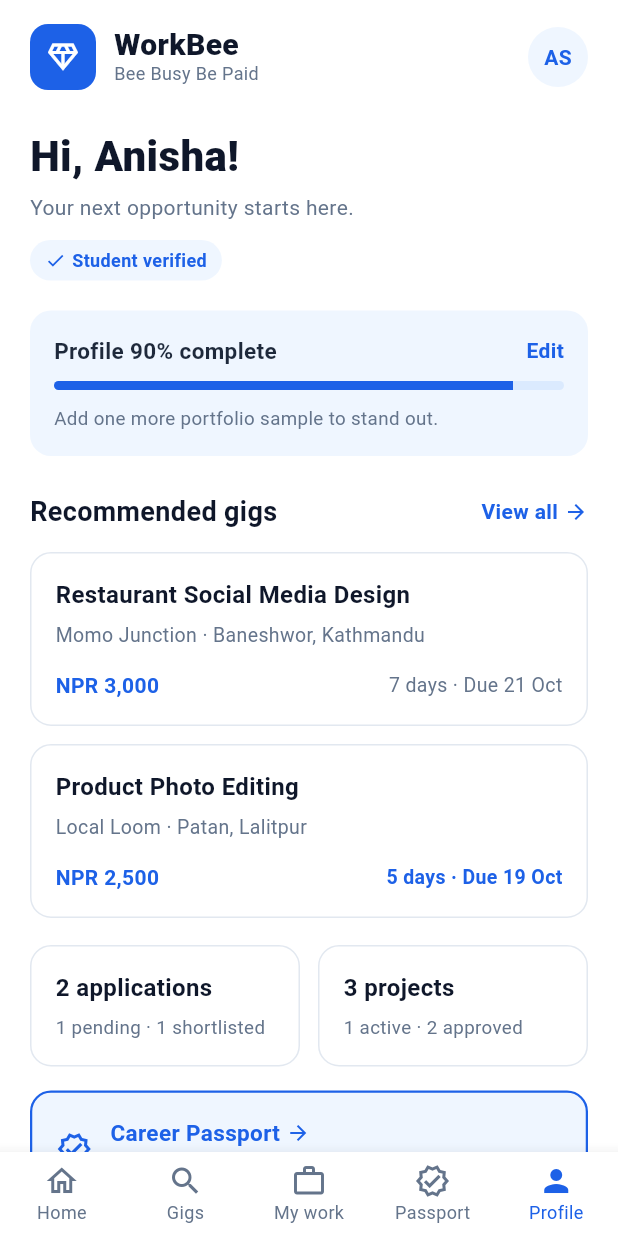
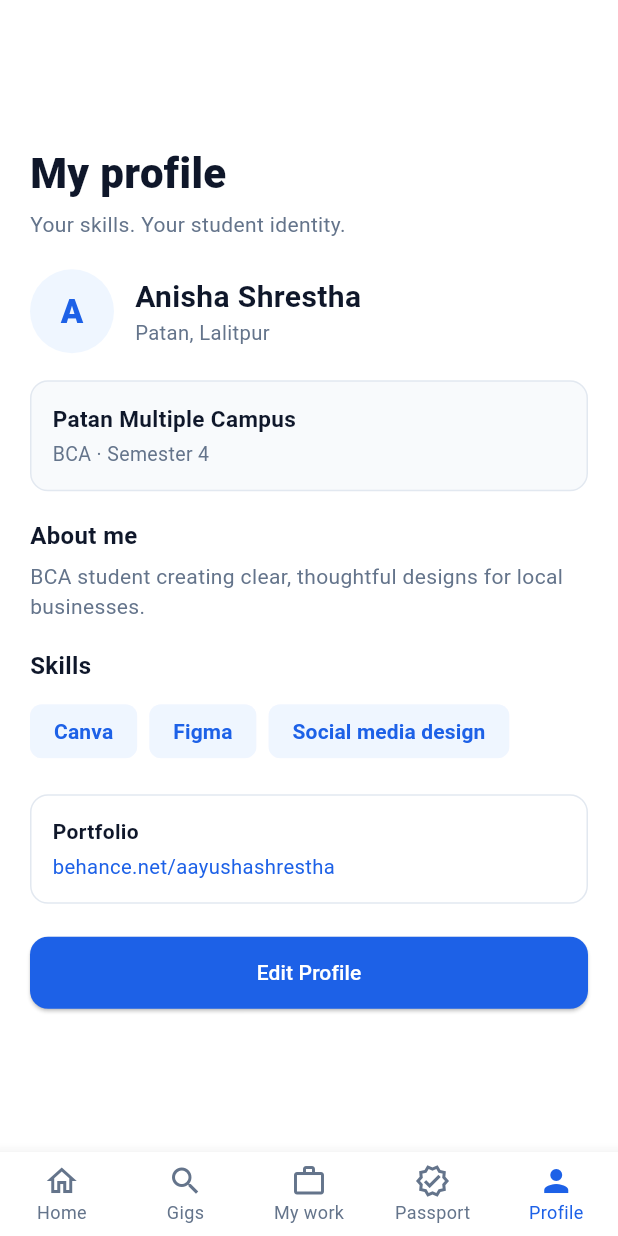
Before and after one commit to arpitsthaa/workbee-app, a Flutter app: the StudentDashboardScreen screen opened directly, item 5 of the bottom bar chosen, on a phone screen of 412 x 824 dp. Run offline on Flutter 3.47's test engine with Material 3 defaults, Android fonts, the phone set to English and light mode, and no system bars; our stand-ins replace shared_preferences; accounts and stored records are empty.

Commit message:
Added Profile Screen

```diff
--- /dev/null
+++ b/workbee_frontend/lib/views/profile_screen.dart
@@ -0,0 +1,353 @@
+import 'package:flutter/material.dart';
+
+class ProfileScreen extends StatefulWidget {
+  const ProfileScreen({super.key});
+
+  @override
+  State<ProfileScreen> createState() => _ProfileScreenState();
+}
+
+class _ProfileScreenState extends State<ProfileScreen> {
+  bool _isEditing = false;
+
+  String _name = 'Anisha Shrestha';
+  String _location = 'Patan, Lalitpur';
+  String _college = 'Patan Multiple Campus';
+  String _course = 'BCA · Semester 4';
+  String _about =
+      'BCA student creating clear, thoughtful designs for local businesses.';
+  String _skillsText = 'Canva, Figma, Social media design';
+  String _portfolio = 'behance.net/aayushashrestha';
+
+  final _nameController = TextEditingController();
+  final _locationController = TextEditingController();
+  final _collegeController = TextEditingController();
+  final _courseController = TextEditingController();
+  final _aboutController = TextEditingController();
+  final _skillsController = TextEditingController();
+  final _portfolioController = TextEditingController();
+
+  @override
+  void dispose() {
+    _nameController.dispose();
+    _locationController.dispose();
+    _collegeController.dispose();
+    _courseController.dispose();
+    _aboutController.dispose();
+    _skillsController.dispose();
+    _portfolioController.dispose();
+    super.dispose();
+  }
+
+  void _openEdit() {
+    _nameController.text = _name;
+    _locationController.text = _location;
+    _collegeController.text = _college;
+    _courseController.text = _course;
+    _aboutController.text = _about;
+    _skillsController.text = _skillsText;
+    _portfolioController.text = _portfolio;
+    setState(() => _isEditing = true);
+  }
+
+  void _saveEdit() {
+    setState(() {
+      if (_nameController.text.trim().isNotEmpty) {
+        _name = _nameController.text.trim();
+      }
+      _location = _locationController.text.trim();
+      _college = _collegeController.text.trim();
+      _course = _courseController.text.trim();
+      _about = _aboutController.text.trim();
+      _skillsText = _skillsController.text.trim();
+      _portfolio = _portfolioController.text.trim();
+      _isEditing = false;
+    });
+
+    ScaffoldMessenger.of(context).showSnackBar(
+      const SnackBar(content: Text('Profile saved')),
+    );
+  }
+
+  @override
+  Widget build(BuildContext context) {
+    const primaryBlue = Color(0xFF1D61E7);
+    const softBlueBg = Color(0xFFEFF6FF);
+    const darkText = Color(0xFF0F172A);
+    const mutedText = Color(0xFF64748B);
+    const borderColor = Color(0xFFE2E8F0);
+
+    final skillsList = _skillsText
+        .split(',')
+        .map((s) => s.trim())
+        .where((s) => s.isNotEmpty)
+        .toList();
+
+    return SafeArea(
+      child: Center(
+        child: ConstrainedBox(
+          constraints: const BoxConstraints(maxWidth: 480),
+          child: SingleChildScrollView(
+            padding: const EdgeInsets.all(20),
+            child: Column(
+              crossAxisAlignment: CrossAxisAlignment.start,
+              children: [
+                const Text(
+                  'My profile',
+                  style: TextStyle(
+                    fontSize: 28,
+                    fontWeight: FontWeight.w800,
+                    color: darkText,
+                  ),
+                ),
+                const SizedBox(height: 4),
+                const Text(
+                  'Your skills. Your student identity.',
+                  style: TextStyle(fontSize: 14, color: mutedText),
+                ),
+                const SizedBox(height: 20),
+
+                if (_isEditing) ...[
+                  TextField(
+                    controller: _nameController,
+                    decoration: const InputDecoration(labelText: 'Full name'),
+                  ),
+                  const SizedBox(height: 12),
+                  TextField(
+                    controller: _locationController,
+                    decoration: const InputDecoration(labelText: 'Location'),
+                  ),
+                  const SizedBox(height: 12),
+                  TextField(
+                    controller: _collegeController,
+                    decoration: const InputDecoration(labelText: 'College'),
+                  ),
+                  const SizedBox(height: 12),
+                  TextField(
+                    controller: _courseController,
+                    decoration:
+                    const InputDecoration(labelText: 'Course & semester'),
+                  ),
+                  const SizedBox(height: 12),
+                  TextField(
+                    controller: _aboutController,
+                    maxLines: 3,
+                    decoration: const InputDecoration(labelText: 'About me'),
+                  ),
+                  const SizedBox(height: 12),
+                  TextField(
+                    controller: _skillsController,
+                    decoration: const InputDecoration(
+                      labelText: 'Skills (separate with commas)',
+                    ),
+                  ),
+                  const SizedBox(height: 12),
+                  TextField(
+                    controller: _portfolioController,
+                    decoration:
+                    const InputDecoration(labelText: 'Portfolio link'),
+                  ),
+                  const SizedBox(height: 20),
+                  Row(
+                    children: [
+                      Expanded(
+                        child: OutlinedButton(
+                          onPressed: () => setState(() => _isEditing = false),
+                          child: const Text('Cancel'),
+                        ),
+                      ),
+                      const SizedBox(width: 12),
+                      Expanded(
+                        child: ElevatedButton(
+                          onPressed: _saveEdit,
+                          style: ElevatedButton.styleFrom(
+                            backgroundColor: primaryBlue,
+                            foregroundColor: Colors.white,
+                          ),
+                          child: const Text('Save'),
+                        ),
+                      ),
+                    ],
+                  ),
+                ] else ...[
+                  // Name & Location
+                  Row(
+                    children: [
+                      Container(
+                        width: 56,
+                        height: 56,
+                        decoration: const BoxDecoration(
+                          color: softBlueBg,
+                          shape: BoxShape.circle,
+                        ),
+                        alignment: Alignment.center,
+                        child: Text(
+                          _name.isNotEmpty ? _name[0].toUpperCase() : 'A',
+                          style: const TextStyle(
+                            fontSize: 22,
+                            fontWeight: FontWeight.w800,
+                            color: primaryBlue,
+                          ),
+                        ),
+                      ),
+                      const SizedBox(width: 14),
+                      Column(
+                        crossAxisAlignment: CrossAxisAlignment.start,
+                        children: [
+                          Text(
+                            _name,
+                            style: const TextStyle(
+                              fontSize: 20,
+                              fontWeight: FontWeight.w700,
+                              color: darkText,
+                            ),
+                          ),
+                          Text(
+                            _location,
+                            style: const TextStyle(
+                              fontSize: 13.5,
+                              color: mutedText,
+                            ),
+                          ),
+                        ],
+                      ),
+                    ],
+                  ),
+                  const SizedBox(height: 18),
+
+                  // College Box
+                  Container(
+                    width: double.infinity,
+                    padding: const EdgeInsets.all(14),
+                    decoration: BoxDecoration(
+                      color: const Color(0xFFF8FAFC),
+                      borderRadius: BorderRadius.circular(12),
+                      border: Border.all(color: borderColor),
+                    ),
+                    child: Column(
+                      crossAxisAlignment: CrossAxisAlignment.start,
+                      children: [
+                        Text(
+                          _college,
+                          style: const TextStyle(
+                            fontSize: 15,
+                            fontWeight: FontWeight.w700,
+                            color: darkText,
+                          ),
+                        ),
+                        const SizedBox(height: 4),
+                        Text(
+                          _course,
+                          style: const TextStyle(
+                            fontSize: 13,
+                            color: mutedText,
+                          ),
+                        ),
+                      ],
+                    ),
+                  ),
+                  const SizedBox(height: 18),
+
+                  // About Me
+                  const Text(
+                    'About me',
+                    style: TextStyle(
+                      fontSize: 16,
+                      fontWeight: FontWeight.w700,
+                      color: darkText,
+                    ),
+                  ),
+                  const SizedBox(height: 6),
+                  Text(
+                    _about,
+                    style: const TextStyle(fontSize: 14, color: mutedText),
+                  ),
+                  const SizedBox(height: 18),
+
+                  // Skills
+                  const Text(
+                    'Skills',
+                    style: TextStyle(
+                      fontSize: 16,
+                      fontWeight: FontWeight.w700,
+                      color: darkText,
+                    ),
+                  ),
+                  const SizedBox(height: 8),
+                  Wrap(
+                    spacing: 8,
+                    runSpacing: 8,
+                    children: skillsList
+                        .map(
+                          (skill) => Chip(
+                        label: Text(
+                          skill,
+                          style: const TextStyle(
+                            color: primaryBlue,
+                            fontWeight: FontWeight.w600,
+                          ),
+                        ),
+                        backgroundColor: softBlueBg,
+                        side: BorderSide.none,
+                      ),
+                    )
+                        .toList(),
+                  ),
+                  const SizedBox(height: 18),
+
+                  // Portfolio
+                  Container(
+                    width: double.infinity,
+                    padding: const EdgeInsets.all(14),
+                    decoration: BoxDecoration(
+                      borderRadius: BorderRadius.circular(12),
+                      border: Border.all(color: borderColor),
+                    ),
+                    child: Column(
+                      crossAxisAlignment: CrossAxisAlignment.start,
+                      children: [
+                        const Text(
+                          'Portfolio',
+                          style: TextStyle(
+                            fontSize: 14,
+                            fontWeight: FontWeight.w700,
+                            color: darkText,
+                          ),
+                        ),
+                        const SizedBox(height: 4),
+                        Text(
+                          _portfolio,
+                          style: const TextStyle(
+                            fontSize: 13.5,
+                            color: primaryBlue,
+                          ),
+                        ),
+                      ],
+                    ),
+                  ),
+                  const SizedBox(height: 22),
+
+                  SizedBox(
+                    width: double.infinity,
+                    height: 48,
+                    child: ElevatedButton(
+                      onPressed: _openEdit,
+                      style: ElevatedButton.styleFrom(
+                        backgroundColor: primaryBlue,
+                        foregroundColor: Colors.white,
+                        shape: RoundedRectangleBorder(
+                          borderRadius: BorderRadius.circular(12),
+                        ),
+                      ),
+                      child: const Text('Edit Profile'),
+                    ),
+                  ),
+                ],
+              ],
+            ),
+          ),
+        ),
+      ),
+    );
+  }
+}
--- a/workbee_frontend/lib/views/student_dashboard_screen.dart
+++ b/workbee_frontend/lib/views/student_dashboard_screen.dart
@@ -2,6 +2,7 @@ import 'package:flutter/material.dart';
 import 'package:workbee_frontend/views/browse_gigs_screen.dart';
 import 'package:workbee_frontend/views/my_work_screen.dart';
 import 'package:workbee_frontend/views/passport_screen.dart';
+import 'package:workbee_frontend/views/profile_screen.dart';
 
 class StudentDashboardScreen extends StatefulWidget {
   final String studentName;
@@ -35,6 +36,8 @@ class _StudentDashboardScreenState extends State<StudentDashboardScreen> {
           ? const MyWorkScreen()
           : _selectedIndex == 3
           ? const PassportScreen()
+          : _selectedIndex == 4
+          ? const ProfileScreen()
           : SafeArea(
         child: Center(
           child: ConstrainedBox(
```
